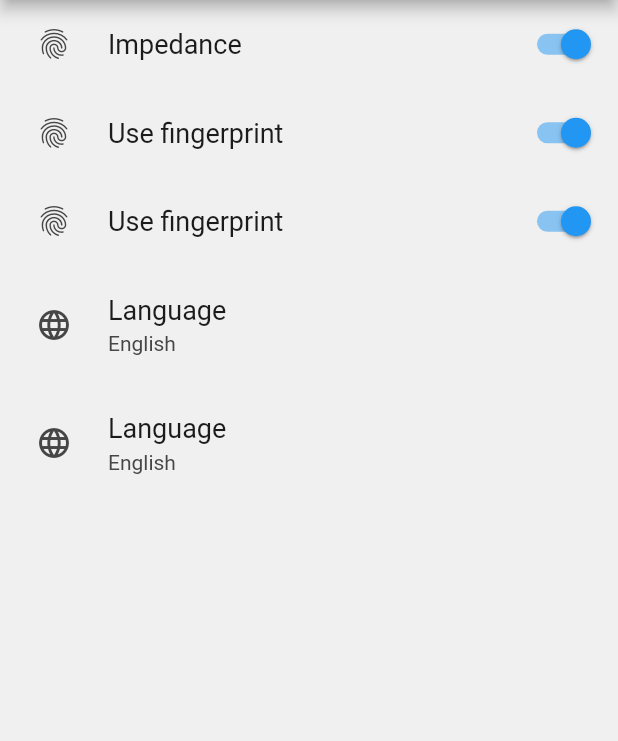
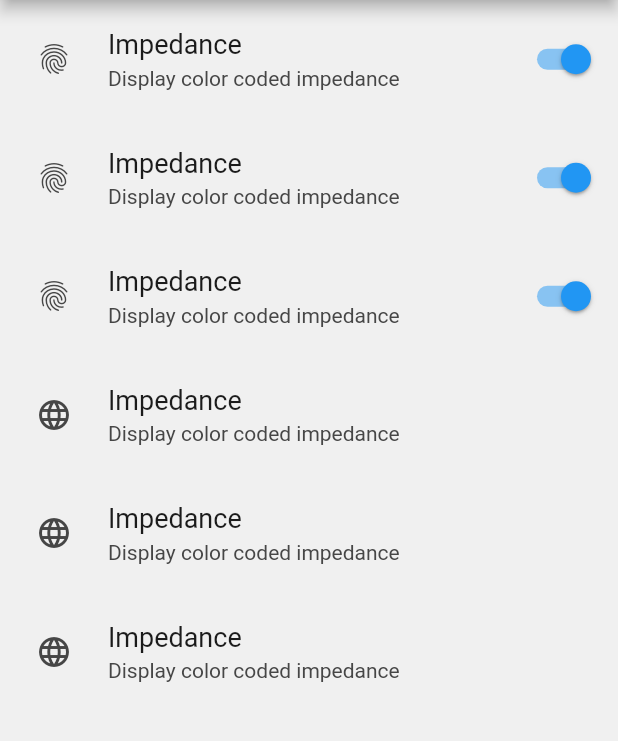
Before and after one commit to CykoDev/eeglab, a Flutter app: the SettingsScreen screen opened by its route, on a phone screen of 412 x 824 dp, the part 84-825 px from its top. Run offline on Flutter 3.47's test engine with Material 2 defaults, Android fonts, the phone set to English and light mode, and no system bars; drawn by our look-alikes of settings_ui; our stand-ins replace charts_flutter; missing offline and left inert: fl_animated_linechart.

Commit message:
fix bugs

```diff
--- a/lib/screens/pairing_screen.dart
+++ b/lib/screens/pairing_screen.dart
@@ -40,7 +40,6 @@ class PairingScreen extends StatelessWidget {
             padding: const EdgeInsets.all(10.0),
             child: RaisedButton(
               child: Text('Connect to Device'),
-              color: Colors.green,
               onPressed: () =>
                   Navigator.of(context).pushNamed(HeatmapScreen.routeName),
             ),
--- a/lib/screens/settings_screen.dart
+++ b/lib/screens/settings_screen.dart
@@ -1,31 +1,95 @@
 import 'package:flutter/material.dart';
 import 'package:settings_ui/settings_ui.dart';
 
-class SettingsScreen extends StatelessWidget {
+enum SamplingFrequency {
+  twofifty,
+  fivehundo,
+}
+
+class SettingsScreen extends StatefulWidget {
   static String routeName = '/settings';
+
+  @override
+  _SettingsScreenState createState() => _SettingsScreenState();
+}
+
+class _SettingsScreenState extends State<SettingsScreen> {
+  SamplingFrequency _freq = SamplingFrequency.twofifty;
+
+  void _showMaterialDialog(BuildContext context) {
+    showDialog(
+      context: context,
+      builder: (context) {
+        return StatefulBuilder(
+          builder: (context, setState) {
+            return AlertDialog(
+              title: Text("Sampling Frequency"),
+              content: Container(
+                height: 96,
+                child: Column(
+                  children: [
+                    Row(
+                      children: [
+                        new Radio(
+                          value: SamplingFrequency.twofifty,
+                          groupValue: _freq,
+                          onChanged: (SamplingFrequency value) {
+                            setState(() {
+                              _freq = value;
+                            });
+                          },
+                        ),
+                        Text("250Hz"),
+                      ],
+                    ),
+                    Row(
+                      children: [
+                        new Radio(
+                          value: SamplingFrequency.fivehundo,
+                          groupValue: _freq,
+                          onChanged: (SamplingFrequency value) {
+                            setState(() {
+                              _freq = value;
+                            });
+                          },
+                        ),
+                        Text("500Hz"),
+                      ],
+                    ),
+                  ],
+                ),
+              ),
+              actions: <Widget>[
+                FlatButton(
+                  child: Text("Close Me"),
+                  onPressed: () {
+                    Navigator.of(context).pop();
+                  },
+                ),
+              ],
+            );
+          },
+        );
+      },
+    );
+  }
 
   @override
   Widget build(BuildContext context) {
     return Scaffold(
       appBar: AppBar(
-        leading: BackButton(
-            // color: Colors.black,
-            ),
+        leading: BackButton(),
         title: Text(
           'SmartEEG',
-          // style: TextStyle(
-          //   color: Colors.black,
-          // ),
         ),
-        // backgroundColor: Colors.white,
       ),
       body: SettingsList(
         sections: [
           SettingsSection(
-            // title: 'Section',
             tiles: [
               SettingsTile.switchTile(
                 title: 'Impedance',
+                subtitle: 'Display color coded impedance',
                 leading: Icon(
                   Icons.fingerprint,
                 ),
@@ -33,7 +97,8 @@ class SettingsScreen extends StatelessWidget {
                 onToggle: (bool value) {},
               ),
               SettingsTile.switchTile(
-                title: 'Use fingerprint',
+                title: 'Impedance',
+                subtitle: 'Display color coded impedance',
                 leading: Icon(
                   Icons.fingerprint,
                 ),
@@ -41,7 +106,8 @@ class SettingsScreen extends StatelessWidget {
                 onToggle: (bool value) {},
               ),
               SettingsTile.switchTile(
-                title: 'Use fingerprint',
+                title: 'Impedance',
+                subtitle: 'Display color coded impedance',
                 leading: Icon(
                   Icons.fingerprint,
                 ),
@@ -49,16 +115,26 @@ class SettingsScreen extends StatelessWidget {
                 onToggle: (bool value) {},
               ),
               SettingsTile(
-                title: 'Language',
-                subtitle: 'English',
+                title: 'Impedance',
+                subtitle: 'Display color coded impedance',
+                leading: Icon(
+                  Icons.language,
+                ),
+                onTap: () {
+                  _showMaterialDialog(context);
+                },
+              ),
+              SettingsTile(
+                title: 'Impedance',
+                subtitle: 'Display color coded impedance',
                 leading: Icon(
                   Icons.language,
                 ),
                 onTap: () {},
               ),
               SettingsTile(
-                title: 'Language',
-                subtitle: 'English',
+                title: 'Impedance',
+                subtitle: 'Display color coded impedance',
                 leading: Icon(
                   Icons.language,
                 ),
```
Also changed, not shown: 1 other file.
